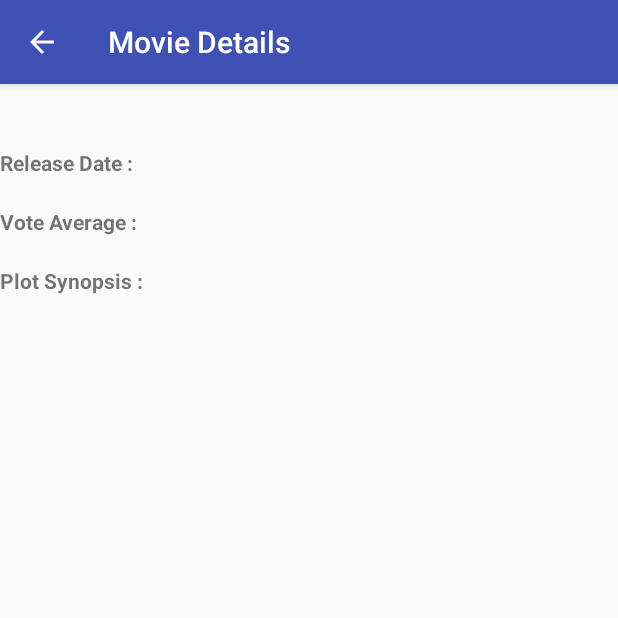
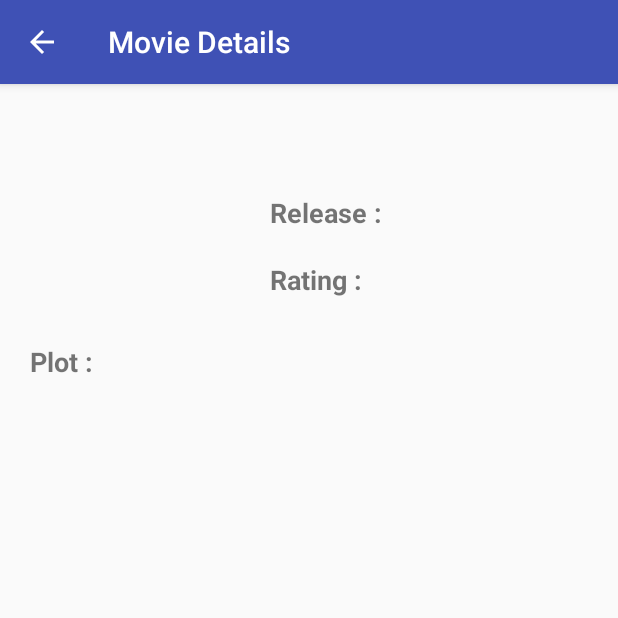
Before and after one commit to SilleBille/PopularMovies, an Android app: the MovieDetailActivityFragment screen opened directly, with no data from a screen before it, on a phone screen of 412 x 824 dp, the top half of it. Run offline under Robolectric (Android 15) with nearby library versions, the phone set to English and light mode, and no system bars; our stand-ins replace Picasso; pictures from the network do not load.

Commit message:
Re-designed MovieDetail Activity for better look

```diff
--- a/app/src/main/java/com/mkd/popular/movies/MovieDetailActivityFragment.java
+++ b/app/src/main/java/com/mkd/popular/movies/MovieDetailActivityFragment.java
@@ -61,7 +61,7 @@ public class MovieDetailActivityFragment extends Fragment {
         txtTitle.setText(title);
         txtReleaseDate.setText(releaseDate);
         txtSynopsis.setText(synopsis);
-        txtVote.setText(vote);
+        txtVote.setText(vote+"/10");
 
         Picasso.with(getActivity()).load(poster).into(imagePoster);
 
--- a/app/src/main/res/layout/fragment_movie_detail.xml
+++ b/app/src/main/res/layout/fragment_movie_detail.xml
@@ -1,31 +1,45 @@
 <?xml version="1.0" encoding="utf-8"?>
 <ScrollView xmlns:android="http://schemas.android.com/apk/res/android"
     android:layout_width="match_parent"
-    android:layout_height="match_parent">
-
-    <LinearLayout
-        android:layout_width="wrap_content"
     android:layout_height="match_parent"
-        android:orientation="vertical">
+    android:padding="@dimen/content_margin" >
 
     <LinearLayout
         android:layout_width="match_parent"
         android:layout_height="wrap_content"
-            android:gravity="center_horizontal"
         android:orientation="vertical">
+
+        <FrameLayout
+            android:layout_width="match_parent"
+            android:layout_height="wrap_content">
 
             <TextView
                 android:id="@+id/detail_title_text"
                 android:layout_width="wrap_content"
                 android:layout_height="wrap_content"
-                android:textSize="@dimen/content_title_text_size"/>
+                android:textSize="@dimen/content_title_text_size"
+                android:layout_gravity="center" />
+        </FrameLayout>
+
+        <LinearLayout
+            style="@style/layout_margin"
+            android:orientation="horizontal">
+
+            <FrameLayout
+                android:layout_width="wrap_content"
+                android:layout_height="wrap_content">
 
                 <ImageView
                     android:id="@+id/poster_detail_image"
+                    android:layout_width="150dp"
+                    android:layout_height="wrap_content"
+                    android:adjustViewBounds="true"/>
+            </FrameLayout>
+
+            <LinearLayout
                 android:layout_width="wrap_content"
-                android:layout_height="wrap_content" />
-
-        </LinearLayout>
+                android:layout_height="wrap_content"
+                android:orientation="vertical">
 
                 <LinearLayout
                     style="@style/layout_margin"
@@ -62,6 +76,10 @@
 
 
                 </LinearLayout>
+            </LinearLayout>
+
+
+        </LinearLayout>
 
         <LinearLayout
             style="@style/layout_margin"
@@ -78,6 +96,8 @@
                 android:id="@+id/release_synopsis_text"
                 style="@style/movieText" />
         </LinearLayout>
+
+
     </LinearLayout>
 
 </ScrollView>
--- a/app/src/main/res/values/dimens.xml
+++ b/app/src/main/res/values/dimens.xml
@@ -4,8 +4,8 @@
     <dimen name="activity_vertical_margin">16dp</dimen>
     <dimen name="fab_margin">16dp</dimen>
 
-    <dimen name="label_text_size">14sp</dimen>
-    <dimen name="content_text_size">12sp</dimen>
+    <dimen name="label_text_size">18sp</dimen>
+    <dimen name="content_text_size">16sp</dimen>
     <dimen name="content_margin">10dp</dimen>
-    <dimen name="content_title_text_size">24sp</dimen>
+    <dimen name="content_title_text_size">32sp</dimen>
 </resources>
--- a/app/src/main/res/values/strings.xml
+++ b/app/src/main/res/values/strings.xml
@@ -2,9 +2,9 @@
     <string name="app_name">Popular Movies</string>
     <string name="action_settings">Settings</string>
 
-    <string name="label_vote">Vote Average : </string>
-    <string name="label_synopsis">Plot Synopsis : </string>
-    <string name="label_release_date">Release Date : </string>
+    <string name="label_vote">Rating : </string>
+    <string name="label_synopsis">Plot : </string>
+    <string name="label_release_date">Release : </string>
     <string name="title_activity_settings">Sort Order</string>
 
     <string name="pref_sort_order_default">popular</string>
--- a/app/src/main/res/values/styles.xml
+++ b/app/src/main/res/values/styles.xml
@@ -31,8 +31,7 @@
     </style>
 
     <style name="layout_margin">
-        <item name="android:layout_marginTop">@dimen/content_margin</item>
-        <item name="android:layout_marginBottom">@dimen/content_margin</item>
+        <item name="android:layout_margin">@dimen/content_margin</item>
         <item name="android:layout_width">wrap_content</item>
         <item name="android:layout_height">wrap_content</item>
     </style>
```
Lines whose indentation alone changed are shown as unchanged.
